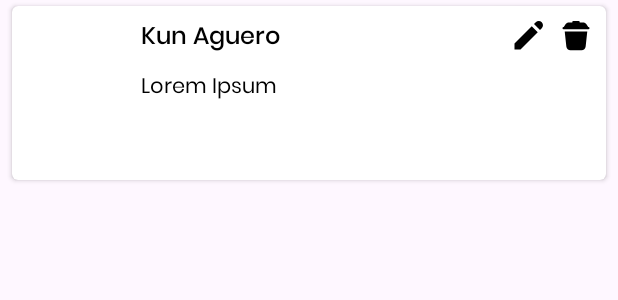
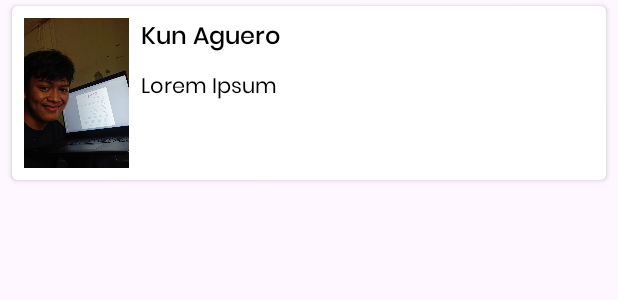
Before and after one commit to kevinmf1/PlayerPedia, an Android app: the layout item_player.xml on its own in the app's theme, with its tools: preview values and no code run, on a phone screen of 412 x 824 dp. Shown: the top 300 px of the screen. Run offline under Robolectric (Android 15) with nearby library versions, the phone set to English and light mode, and no system bars.

Commit message:
chore: migrate layout from viewbinding to databinding

```diff
--- a/app/src/main/res/layout/item_player.xml
+++ b/app/src/main/res/layout/item_player.xml
@@ -1,18 +1,7 @@
 <?xml version="1.0" encoding="utf-8"?>
-<layout xmlns:android="http://schemas.android.com/apk/res/android"
+<androidx.cardview.widget.CardView xmlns:android="http://schemas.android.com/apk/res/android"
     xmlns:app="http://schemas.android.com/apk/res-auto"
-    xmlns:tools="http://schemas.android.com/tools">
-
-    <data>
-
-        <variable
-            name="player"
-            type="com.vinz.playerpedia.core.domain.model.Player" />
-
-        <import type="com.vinz.playerpedia.adapter.PlayerAdapter" />
-    </data>
-
-    <androidx.cardview.widget.CardView
+    xmlns:tools="http://schemas.android.com/tools"
     android:id="@+id/card_view"
     android:layout_width="match_parent"
     android:layout_height="wrap_content"
@@ -25,6 +14,7 @@
     <androidx.constraintlayout.widget.ConstraintLayout
         android:layout_width="match_parent"
         android:layout_height="wrap_content"
+        android:background="@color/bg_player"
         android:padding="8dp">
 
         <com.google.android.material.imageview.ShapeableImageView
@@ -32,10 +22,10 @@
             android:layout_width="70dp"
             android:layout_height="100dp"
             android:scaleType="centerCrop"
+            tools:src="@drawable/ic_author"
             app:layout_constraintBottom_toBottomOf="parent"
             app:layout_constraintStart_toStartOf="parent"
-                app:layout_constraintTop_toTopOf="parent"
-                app:setPhoto="@{player.playerImage}" />
+            app:layout_constraintTop_toTopOf="parent" />
 
         <com.google.android.material.textview.MaterialTextView
             android:id="@+id/tv_item_name"
@@ -43,13 +33,12 @@
             android:layout_width="0dp"
             android:layout_height="wrap_content"
             android:layout_marginStart="8dp"
-                android:layout_marginEnd="8dp"
             android:layout_toEndOf="@id/img_item_photo"
             android:textSize="16sp"
-                app:layout_constraintEnd_toStartOf="@+id/btn_edit_player"
+            android:textColor="@color/black"
+            app:layout_constraintEnd_toEndOf="parent"
             app:layout_constraintStart_toEndOf="@+id/img_item_photo"
             app:layout_constraintTop_toTopOf="@+id/img_item_photo"
-                app:text="@{player.playerName}"
             tools:text="Kun Aguero" />
 
         <com.google.android.material.textview.MaterialTextView
@@ -57,35 +46,13 @@
             style="@style/RegularText"
             android:layout_width="0dp"
             android:layout_height="0dp"
+            android:textColor="@color/black"
             android:layout_marginTop="8dp"
             app:layout_constraintBottom_toBottomOf="@+id/img_item_photo"
-                app:layout_constraintEnd_toEndOf="@+id/btn_delete_player"
+            app:layout_constraintEnd_toEndOf="@+id/tv_item_name"
             app:layout_constraintStart_toStartOf="@+id/tv_item_name"
             app:layout_constraintTop_toBottomOf="@+id/tv_item_name"
-                app:text="@{player.playerDescription}"
             tools:text="Lorem Ipsum" />
-
-            <ImageButton
-                android:id="@+id/btn_edit_player"
-                android:layout_width="wrap_content"
-                android:layout_height="wrap_content"
-                android:layout_marginEnd="8dp"
-                android:background="@null"
-                android:src="@drawable/ic_edit"
-                app:layout_constraintBottom_toBottomOf="@+id/btn_delete_player"
-                app:layout_constraintEnd_toStartOf="@+id/btn_delete_player"
-                app:layout_constraintTop_toTopOf="@+id/btn_delete_player" />
-
-            <ImageButton
-                android:id="@+id/btn_delete_player"
-                android:layout_width="wrap_content"
-                android:layout_height="wrap_content"
-                android:background="@null"
-                android:src="@drawable/ic_delete"
-                app:layout_constraintEnd_toEndOf="parent"
-                app:layout_constraintTop_toTopOf="@+id/img_item_photo" />
-
 
     </androidx.constraintlayout.widget.ConstraintLayout>
 </androidx.cardview.widget.CardView>
-</layout>
```
Lines whose indentation alone changed are shown as unchanged.
